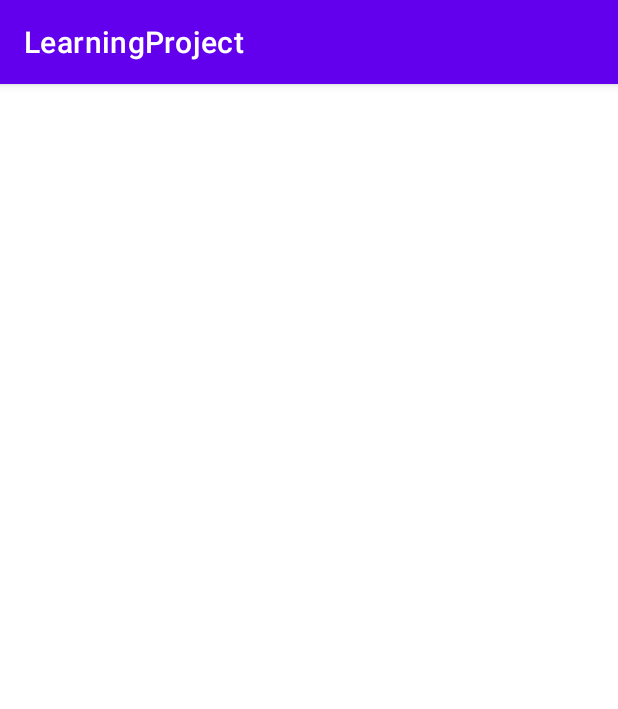
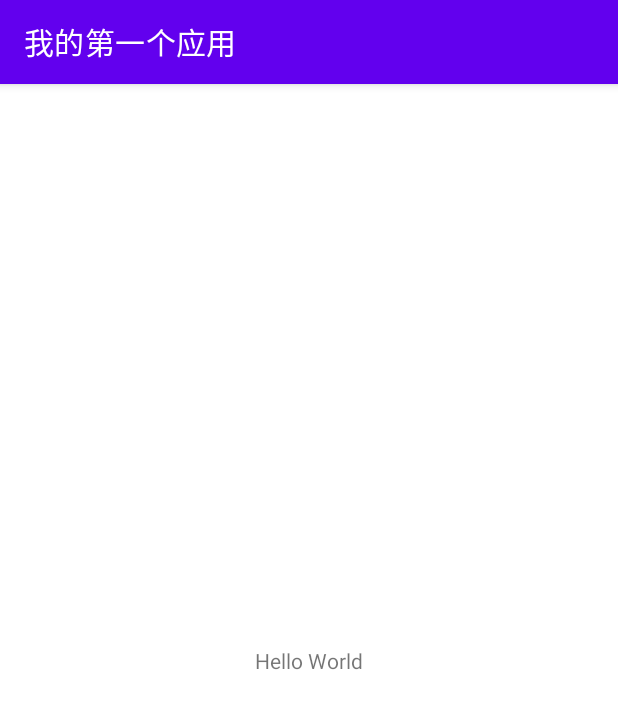
Before and after one commit to T1uTiu/AndroidLearn, an Android app: the screen it shows after launch (MainActivity), on a phone screen of 412 x 824 dp. Shown: the top 709 px of the screen. Run offline under Robolectric (Android 15) with nearby library versions, the phone set to English and light mode, and no system bars.

Commit message:
1. Change Title; 2. Add "Hello World"

```diff
--- a/app/src/main/res/layout/activity_main.xml
+++ b/app/src/main/res/layout/activity_main.xml
@@ -7,4 +7,13 @@
     android:layout_height="match_parent"
     tools:context=".MainActivity">
 
-  </androidx.constraintlayout.widget.ConstraintLayout>
+  <TextView
+      android:id="@+id/textView"
+      android:layout_width="wrap_content"
+      android:layout_height="wrap_content"
+      android:text="@string/hello_world"
+      app:layout_constraintBottom_toBottomOf="parent"
+      app:layout_constraintEnd_toEndOf="parent"
+      app:layout_constraintStart_toStartOf="parent"
+      app:layout_constraintTop_toTopOf="parent" />
+</androidx.constraintlayout.widget.ConstraintLayout>
--- a/app/src/main/res/values/strings.xml
+++ b/app/src/main/res/values/strings.xml
@@ -1,3 +1,4 @@
 <resources>
-    <string name="app_name">LearningProject</string>
+    <string name="app_name">我的第一个应用</string>
+    <string name="hello_world">Hello World</string>
 </resources>
```
